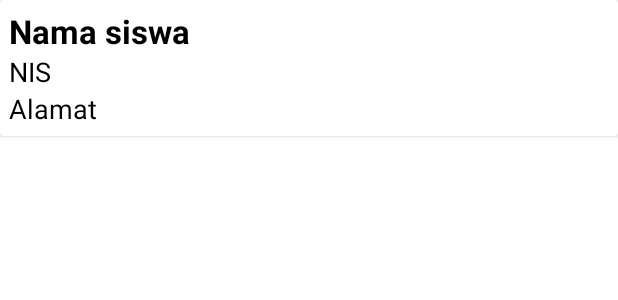
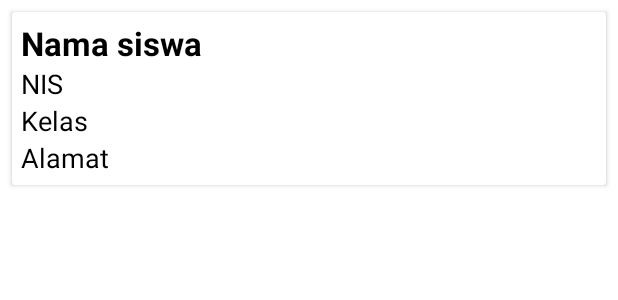
Before and after one commit to NILANGSIS-TEAM/NILANGSIS-FULL-VERSION, an Android app: the layout card_item_siswa.xml on its own in the app's theme, with its tools: preview values and no code run, on a phone screen of 412 x 824 dp. Shown: the top 300 px of the screen. Run offline under Robolectric (Android 15) with nearby library versions, the phone set to English and light mode, and no system bars.

Commit message:
tambahan mobile

```diff
--- a/MOBILE/Nilangsis/Nilangsis/app/src/main/java/com/babyj/nilangsis/activity/TmbhDataActivity.java
+++ b/MOBILE/Nilangsis/Nilangsis/app/src/main/java/com/babyj/nilangsis/activity/TmbhDataActivity.java
@@ -156,6 +156,8 @@ public class TmbhDataActivity extends AppCompatActivity {
         else{
             uploadData();
             upimage();
+            Intent go = new Intent(TmbhDataActivity.this, MainActivity.class);
+            startActivity(go);
         }
     }
 
--- a/MOBILE/Nilangsis/Nilangsis/app/src/main/java/com/babyj/nilangsis/adapter/AdapterSiswa.java
+++ b/MOBILE/Nilangsis/Nilangsis/app/src/main/java/com/babyj/nilangsis/adapter/AdapterSiswa.java
@@ -60,6 +60,7 @@ public class AdapterSiswa extends RecyclerView.Adapter<AdapterSiswa.HolderSiswa>
 
         holder.tvNama.setText(sw.getNamaSW());
         holder.tvNis.setText(sw.getNIS());
+        holder.tvkelas.setText(sw.getKelas());
         holder.tvAlamat.setText(sw.getAlamat());
 
     }
@@ -76,13 +77,14 @@ public class AdapterSiswa extends RecyclerView.Adapter<AdapterSiswa.HolderSiswa>
     }
 
     public class HolderSiswa extends RecyclerView.ViewHolder {
-        TextView tvNama, tvNis, tvAlamat;
+        TextView tvNama, tvNis, tvAlamat, tvkelas;
 
         public HolderSiswa(@NonNull View itemView) {
             super(itemView);
 
             tvNama = itemView.findViewById(R.id.tv_nama_siswa);
             tvNis = itemView.findViewById(R.id.tv_nis);
+            tvkelas = itemView.findViewById(R.id.tv_kelas_siswa);
             tvAlamat = itemView.findViewById(R.id.tv_alamat_siswa);
 
             itemView.setOnClickListener(new View.OnClickListener() {
--- a/MOBILE/Nilangsis/Nilangsis/app/src/main/res/layout/card_item_pelanggaran.xml
+++ b/MOBILE/Nilangsis/Nilangsis/app/src/main/res/layout/card_item_pelanggaran.xml
@@ -1,7 +1,8 @@
 <?xml version="1.0" encoding="utf-8"?>
 <androidx.cardview.widget.CardView xmlns:android="http://schemas.android.com/apk/res/android"
     android:layout_width="match_parent"
-    android:layout_height="wrap_content">
+    android:layout_height="wrap_content"
+    android:layout_margin="8dp">
 
     <LinearLayout
         android:layout_width="match_parent"
--- a/MOBILE/Nilangsis/Nilangsis/app/src/main/res/layout/card_item_siswa.xml
+++ b/MOBILE/Nilangsis/Nilangsis/app/src/main/res/layout/card_item_siswa.xml
@@ -1,7 +1,8 @@
 <?xml version="1.0" encoding="utf-8"?>
 <androidx.cardview.widget.CardView xmlns:android="http://schemas.android.com/apk/res/android"
     android:layout_width="match_parent"
-    android:layout_height="wrap_content">
+    android:layout_height="wrap_content"
+    android:layout_margin="8dp">
 
     <LinearLayout
         android:layout_width="match_parent"
@@ -30,6 +31,15 @@
             />
 
         <TextView
+            android:id="@+id/tv_kelas_siswa"
+            android:layout_width="wrap_content"
+            android:layout_height="wrap_content"
+            android:text="Kelas"
+            android:textSize="18sp"
+            android:textColor="@color/black"
+            />
+
+        <TextView
             android:id="@+id/tv_alamat_siswa"
             android:layout_width="wrap_content"
             android:layout_height="wrap_content"
```
